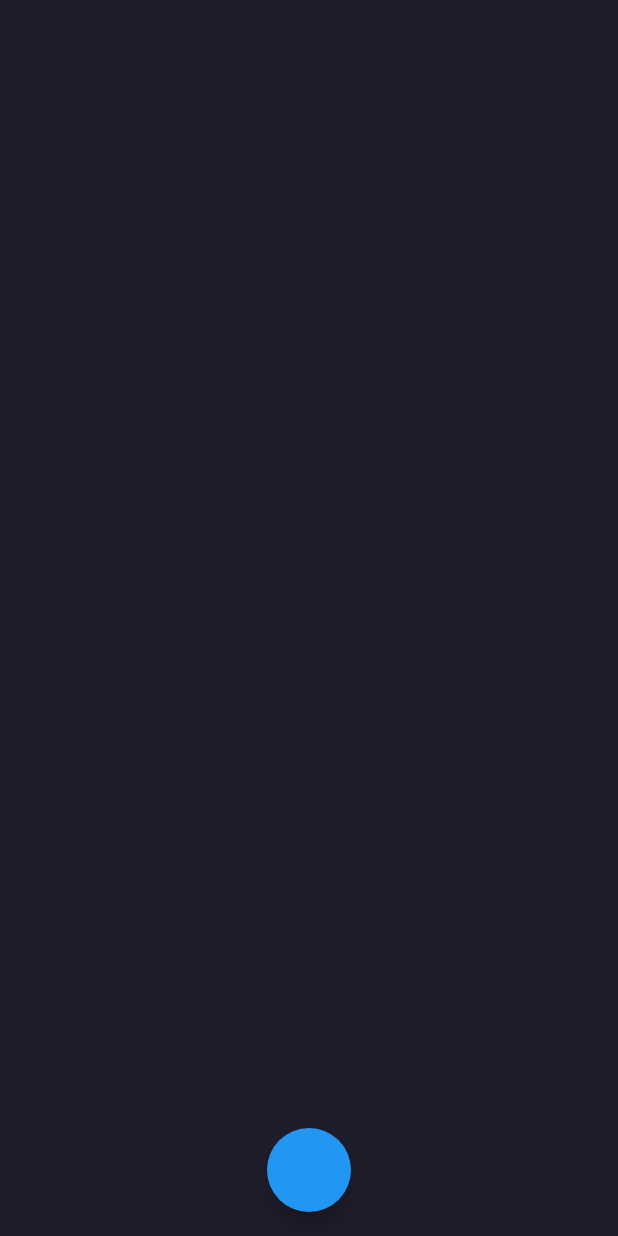
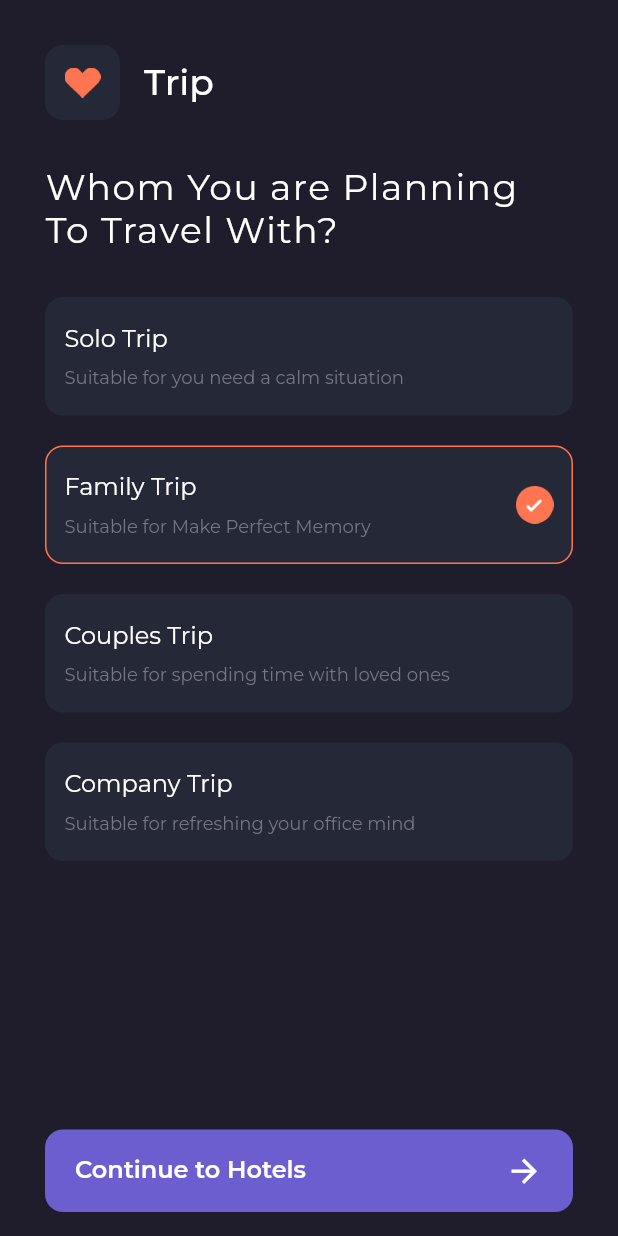
Before and after one commit to Syahro/trip, a Flutter app: the screen it shows after launch, on a phone screen of 412 x 824 dp. Run offline on Flutter 3.47's test engine with Material 2 defaults, Android fonts, the phone set to English and light mode, and no system bars; our stand-ins replace google_fonts.

Commit message:
done modified tripPage and add some assets or support

```diff
--- a/lib/pages/home_page.dart
+++ b/lib/pages/home_page.dart
@@ -1,15 +1,14 @@
 import 'package:flutter/material.dart';
 import 'package:trip/theme.dart';
 import 'package:trip/widget/card_trip.dart';
+import 'package:trip/widget/floating_button.dart';
 
 class HomePage extends StatelessWidget {
   @override
   Widget build(BuildContext context) {
     return Scaffold(
       backgroundColor: backgroundColor,
-      floatingActionButton: FloatingActionButton(
-        onPressed: () {},
-      ),
+      floatingActionButton: FloatingButton(),
       floatingActionButtonLocation: FloatingActionButtonLocation.centerFloat,
       body: SafeArea(
         child: ListView(
@@ -21,7 +20,79 @@ class HomePage extends StatelessWidget {
               child: Column(
                 crossAxisAlignment: CrossAxisAlignment.start,
                 children: [
-
+                  SizedBox(
+                    height: 30,
+                  ),
+                  Row(
+                    children: [
+                      Container(
+                        height: 50,
+                        width: 50,
+                        decoration: BoxDecoration(
+                          color: cardColor,
+                          borderRadius: BorderRadius.circular(12),
+                        ),
+                        child: Center(
+                          child: Image.asset('assets/icons/trip.png',
+                              width: 24, height: 20),
+                        ),
+                      ),
+                      SizedBox(
+                        width: 16,
+                      ),
+                      Text(
+                        'Trip',
+                        style: mediumTextstyle.copyWith(
+                            fontSize: 24, color: whiteColor),
+                      ),
+                    ],
+                  ),
+                  SizedBox(
+                    height: 30,
+                  ),
+                  Text(
+                    'Whom You are Planning\nTo Travel With?',
+                    style: regularTextStyle.copyWith(
+                      color: whiteColor,
+                      fontSize: 24,
+                      letterSpacing: 1,
+                    ),
+                  ),
+                  SizedBox(
+                    height: 30,
+                  ),
+                  CardTrip(
+                    title: 'Solo Trip',
+                    subTitle: 'Suitable for you need a calm situation',
+                    isSelect: false,
+                  ),
+                  SizedBox(
+                    height: 20,
+                  ),
+                  CardTrip(
+                    title: 'Family Trip',
+                    subTitle: 'Suitable for Make Perfect Memory',
+                    isSelect: true,
+                  ),
+                  SizedBox(
+                    height: 20,
+                  ),
+                  CardTrip(
+                    title: 'Couples Trip',
+                    subTitle: 'Suitable for spending time with loved ones',
+                    isSelect: false,
+                  ),
+                  SizedBox(
+                    height: 20,
+                  ),
+                  CardTrip(
+                    title: 'Company Trip',
+                    subTitle: 'Suitable for refreshing your office mind',
+                    isSelect: false,
+                  ),
+                  SizedBox(
+                    height: 100,
+                  ),
                 ],
               ),
             ),
--- a/lib/widget/floating_button.dart
+++ b/lib/widget/floating_button.dart
@@ -0,0 +1,36 @@
+import 'package:flutter/material.dart';
+import 'package:trip/theme.dart';
+
+class FloatingButton extends StatelessWidget {
+  @override
+  Widget build(BuildContext context) {
+    return Container(
+      height: 55,
+      width: MediaQuery.of(context).size.width - (2 * defaultMargin),
+      decoration: BoxDecoration(
+        color: purpleColor,
+        borderRadius: BorderRadius.circular(12),
+      ),
+      child: Padding(
+        padding: EdgeInsets.symmetric(horizontal: 20),
+        child: Row(
+          mainAxisAlignment: MainAxisAlignment.spaceBetween,
+          children: [
+            Text(
+              'Continue to Hotels',
+              style: semiBoldTextStyle.copyWith(
+                color: whiteColor,
+                fontSize: 16,
+              ),
+            ),
+            Icon(
+              Icons.arrow_forward,
+              color: whiteColor,
+              size: 25,
+            ),
+          ],
+        ),
+      ),
+    );
+  }
+}
```
